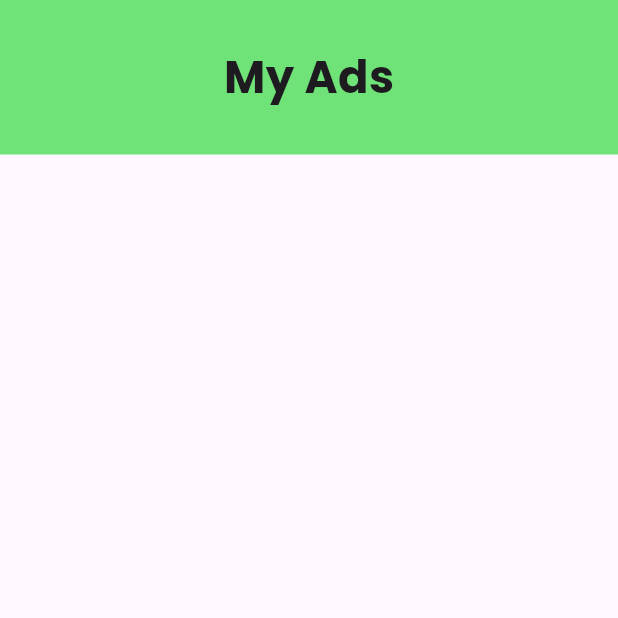
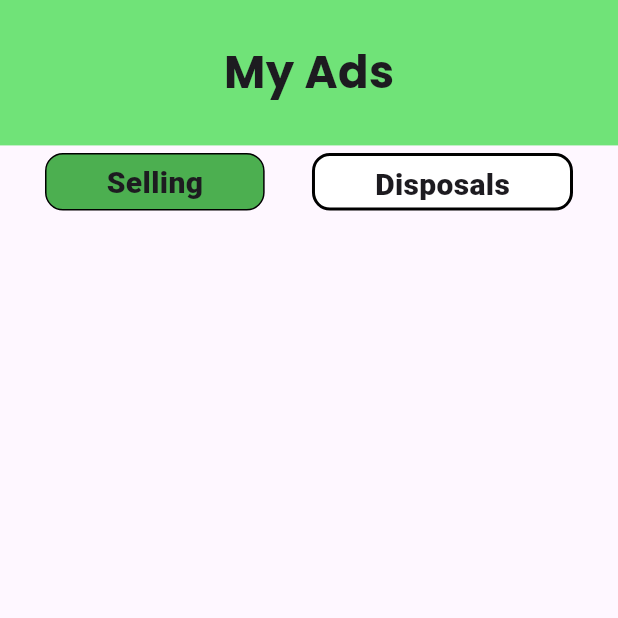
Before and after one commit to sandei-travolta/planet_saver, a Flutter app: the MyAdsPage screen opened directly, on a phone screen of 412 x 824 dp, the top half of it. Run offline on Flutter 3.47's test engine with Material 3 defaults, Android fonts, the phone set to English and light mode, and no system bars; our stand-ins replace cached_network_image, cloud_firestore, firebase_auth, firebase_core, firebase_storage, get and 1 more; accounts and stored records are empty.

Commit message:
completed changes

```diff
--- a/lib/Pages/DescriptionPage/PickUpDescriptionPage.dart
+++ b/lib/Pages/DescriptionPage/PickUpDescriptionPage.dart
@@ -144,7 +144,7 @@ class PickUpDescriptionPage extends StatelessWidget {
                                       child: Text('OK'),
                                       onPressed: () async{
                                         ordersFireBase.saveOrder(product.tittle, product.price,dateController.text,datePlaced,product.uid,user.currentser.value!.uid,false,true);
-                                        await AdsCloudFireStore().updateDisposalStatus(product.uid);
+                                        await AdsCloudFireStore().updateDisposalStatus(product.productId);
                                         Navigator.of(context).pop();
                                       },
                                     ),
--- a/lib/Pages/HomePage/Widget/OrdersCard.dart
+++ b/lib/Pages/HomePage/Widget/OrdersCard.dart
@@ -161,7 +161,7 @@ class _OrdersCardState extends State<OrdersCard> {
                                       transactionHistory.saveTransaction(paymentResponse.checkoutRequestId,currentDate,product.orderPrice,widget.currentUser!.uid,product.sellerId,false,widget.orderModel.sellerId);
                                       bool updated=await ordersFireBase.markOrderComplete(widget.orderModel.orderId);
                                       balanceController.updateBalance(widget.orderModel.sellerId, widget.orderModel.orderPrice);
-                                      transactionHistory.saveTransaction(widget.orderModel.orderId,currentDate, widget.orderModel.orderPrice,widget.orderModel.buyerId, widget.orderModel.sellerId, true,widget.orderModel.sellerId);
+                                      transactionHistory.saveTransaction(widget.orderModel.orderId,currentDate, widget.orderModel.orderPrice,widget.orderModel.sellerId, widget.orderModel.buyerId, true,widget.orderModel.sellerId);
                                       widget.refreshOrders;
                                       print("Saved");
                                       successCustomSnackBar("😎😎😎",context);
--- a/lib/Pages/ProfilePageScreens/myAdsPage.dart
+++ b/lib/Pages/ProfilePageScreens/myAdsPage.dart
@@ -15,11 +15,13 @@ class MyAdsPage extends StatefulWidget {
 
 class _MyAdsPageState extends State<MyAdsPage> {
   List<Product> myads=[];
-  final user=Get.find<UserStateController>();
+  List<Product> myDisposals=[];
+  final userId=Get.find<UserStateController>().currentser.value!.uid;
   final AdsCloudFireStore adsController=AdsCloudFireStore();
   void fetchAds()async{
     print("Getting");
-    myads=await adsController.fetchUsersAds(user.currentser.value!.uid);
+    myads=await adsController.fetchUsersAds(userId);
+    myDisposals=await adsController.fetchDisposals(userId);
     setState(() {
     });
   }
@@ -28,6 +30,7 @@ class _MyAdsPageState extends State<MyAdsPage> {
     super.initState();
     fetchAds();
   }
+  int currentIndex=0;
   @override
   Widget build(BuildContext context) {
     return Scaffold(
@@ -49,12 +52,77 @@ class _MyAdsPageState extends State<MyAdsPage> {
                 )
             ),
             Expanded(
+                ////flex: 1,
+                child: Container(
+                  padding: EdgeInsets.symmetric(horizontal: 30,vertical: 5),
+                  child: Row(
+                    mainAxisAlignment: MainAxisAlignment.spaceBetween,
+                    children: [
+                      InkWell(
+                        onTap: (){
+                          setState(() {
+                            currentIndex=0;
+                          });
+                        },
+                        child: Container(
+                          decoration: BoxDecoration(
+                            borderRadius: BorderRadius.circular(12),
+                            color: currentIndex==0?Colors.green:Colors.white,
+                            border: currentIndex==0?Border.all():Border.all(
+                              width: 2,
+                              color: Colors.black
+                            )
+                          ),
+                          child: Padding(
+                            padding: const EdgeInsets.symmetric(vertical: 5.0,horizontal: 40),
+                            child: Center(
+                              child: Text("Selling",
+                                style: TextStyle(
+                                  fontSize: 20,
+                                  fontWeight: FontWeight.w800
+                                ),),
+                            ),
+                          ),
+                        ),
+                      ),
+                      InkWell(
+                        onTap: (){
+                          setState(() {
+                            currentIndex=1;
+                          });
+                        },
+                        child: Container(
+                          decoration: BoxDecoration(
+                            borderRadius: BorderRadius.circular(12),
+                            color: currentIndex==1?Colors.green:Colors.white,
+                              border: currentIndex==1?Border.all():Border.all(
+                                  width: 2,
+                                  color: Colors.black
+                              )
+                          ),
+                          child: Padding(
+                            padding: const EdgeInsets.symmetric(vertical: 5.0,horizontal: 40),
+                            child: Center(
+                              child: Text("Disposals",
+                                style: TextStyle(
+                                    fontSize: 20,
+                                    fontWeight: FontWeight.w800
+                                ),),
+                            ),
+                          ),
+                        ),
+                      ),
+                    ],
+                  ),
+                )
+            ),
+            Expanded(
               flex: 14,
                 child: Container(
                   child: ListView.builder(
-                      itemCount: myads.length,
+                      itemCount: currentIndex==0?myads.length:myDisposals.length,
                       itemBuilder: (context,index){
-                        Product product=myads[index];
+                        Product product=currentIndex==0?myads[index]:myDisposals[index];
                     return Padding(
                       padding: const EdgeInsets.all(8.0),
                       child: ClipRRect(
```
Also changed, not shown: lib/FireBase/ads_storage.dart (+16 -0 lines).
